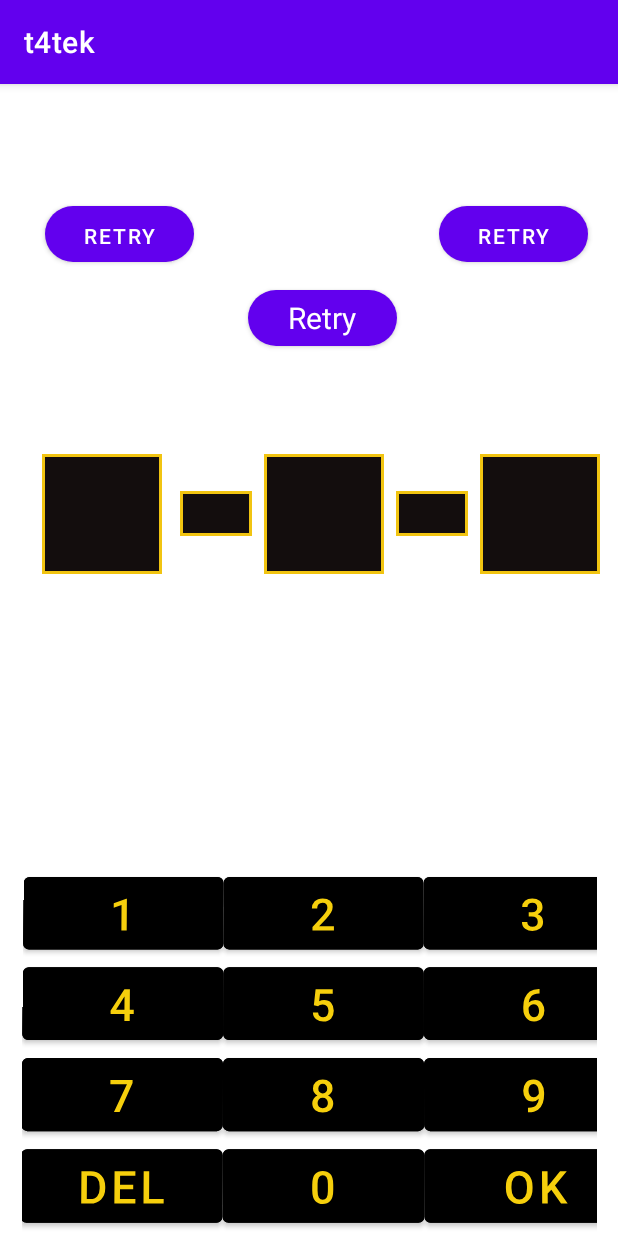
After one commit to T4Tekco/miniGames, an Android app: the fragment MathGameFragment shown on its own in the app's theme, on a phone screen of 412 x 824 dp. The commit adds this screen. Run offline under Robolectric (Android 15) with nearby library versions, the phone set to English and light mode, and no system bars.

Commit message:
update UI chua co xong

```diff
--- /dev/null
+++ b/app/src/main/java/com/android/t4tek/app/braingame/mathgame/MathGameFragment.kt
@@ -0,0 +1,60 @@
+package com.android.t4tek.app.braingame.mathgame
+
+import android.os.Bundle
+import androidx.fragment.app.Fragment
+import android.view.LayoutInflater
+import android.view.View
+import android.view.ViewGroup
+import com.android.t4tek.R
+
+// TODO: Rename parameter arguments, choose names that match
+// the fragment initialization parameters, e.g. ARG_ITEM_NUMBER
+private const val ARG_PARAM1 = "param1"
+private const val ARG_PARAM2 = "param2"
+
+/**
+ * A simple [Fragment] subclass.
+ * Use the [MathGameFragment.newInstance] factory method to
+ * create an instance of this fragment.
+ */
+class MathGameFragment : Fragment() {
+    // TODO: Rename and change types of parameters
+    private var param1: String? = null
+    private var param2: String? = null
+
+    override fun onCreate(savedInstanceState: Bundle?) {
+        super.onCreate(savedInstanceState)
+        arguments?.let {
+            param1 = it.getString(ARG_PARAM1)
+            param2 = it.getString(ARG_PARAM2)
+        }
+    }
+
+    override fun onCreateView(
+        inflater: LayoutInflater, container: ViewGroup?,
+        savedInstanceState: Bundle?
+    ): View? {
+        // Inflate the layout for this fragment
+        return inflater.inflate(R.layout.fragment_math_game, container, false)
+    }
+
+    companion object {
+        /**
+         * Use this factory method to create a new instance of
+         * this fragment using the provided parameters.
+         *
+         * @param param1 Parameter 1.
+         * @param param2 Parameter 2.
+         * @return A new instance of fragment MathGameFragment.
+         */
+        // TODO: Rename and change types and number of parameters
+        @JvmStatic
+        fun newInstance(param1: String, param2: String) =
+            MathGameFragment().apply {
+                arguments = Bundle().apply {
+                    putString(ARG_PARAM1, param1)
+                    putString(ARG_PARAM2, param2)
+                }
+            }
+    }
+}
--- /dev/null
+++ b/app/src/main/res/drawable/baseline_access_time_24.xml
@@ -0,0 +1,6 @@
+<vector android:height="24dp" android:tint="#000000"
+    android:viewportHeight="24" android:viewportWidth="24"
+    android:width="24dp" xmlns:android="http://schemas.android.com/apk/res/android">
+    <path android:fillColor="@android:color/white" android:pathData="M11.99,2C6.47,2 2,6.48 2,12s4.47,10 9.99,10C17.52,22 22,17.52 22,12S17.52,2 11.99,2zM12,20c-4.42,0 -8,-3.58 -8,-8s3.58,-8 8,-8 8,3.58 8,8 -3.58,8 -8,8z"/>
+    <path android:fillColor="@android:color/white" android:pathData="M12.5,7H11v6l5.25,3.15 0.75,-1.23 -4.5,-2.67z"/>
+</vector>
--- /dev/null
+++ b/app/src/main/res/drawable/duongvien.xml
@@ -0,0 +1,23 @@
+<?xml version="1.0" encoding="utf-8"?>
+<?xml version="1.0" encoding="utf-8"?>
+<shape xmlns:android="http://schemas.android.com/apk/res/android"
+    android:shape="rectangle" >
+    <!-- Màu nền -->
+    <solid android:color="#130D0D" >
+    </solid>
+    <!-- độ rộng viền và màu -->
+    <stroke
+        android:width="2dp"
+        android:color="#F1C411" >
+    </stroke>
+    <!-- chỗ nào set padding -->
+    <padding
+        android:bottom="1dp"
+        android:left="1dp"
+        android:right="1dp"
+        android:top="1dp" >
+    </padding>
+    <!-- chỗ này set độ cong góc -->
+    <corners android:radius="0dp" >
+    </corners>
+</shape>
--- /dev/null
+++ b/app/src/main/res/layout/fragment_math_game.xml
@@ -0,0 +1,315 @@
+<?xml version="1.0" encoding="utf-8"?>
+<androidx.constraintlayout.widget.ConstraintLayout xmlns:android="http://schemas.android.com/apk/res/android"
+    xmlns:app="http://schemas.android.com/apk/res-auto"
+    xmlns:tools="http://schemas.android.com/tools"
+    android:layout_width="match_parent"
+    android:layout_height="match_parent">
+
+    <LinearLayout
+        android:id="@+id/linearLayout"
+        android:layout_width="407dp"
+        android:layout_height="173dp"
+        android:layout_marginTop="200dp"
+        android:gravity="center"
+        android:orientation="horizontal"
+        app:layout_constraintEnd_toEndOf="parent"
+        app:layout_constraintStart_toStartOf="parent"
+        app:layout_constraintTop_toTopOf="parent"
+        tools:ignore="MissingConstraints">
+
+        <TextView
+            android:id="@+id/textView4"
+            android:layout_width="80dp"
+            android:layout_height="80dp"
+            android:layout_marginStart="16dp"
+            android:background="@drawable/duongvien"
+            app:layout_constraintStart_toStartOf="parent"
+            tools:ignore="MissingConstraints"
+            tools:layout_editor_absoluteY="309dp">
+
+        </TextView>
+
+        <TextView
+            android:id="@+id/textView"
+            android:layout_width="48dp"
+            android:layout_height="30dp"
+            android:layout_marginStart="12dp"
+            android:background="@drawable/duongvien"
+            app:layout_constraintStart_toEndOf="@+id/textView4"
+            tools:ignore="MissingConstraints"
+            tools:layout_editor_absoluteY="335dp">
+
+        </TextView>
+
+        <TextView
+            android:id="@+id/textView2"
+            android:layout_width="80dp"
+            android:layout_height="80dp"
+            android:layout_marginStart="8dp"
+            android:background="@drawable/duongvien"
+            app:layout_constraintBottom_toBottomOf="parent"
+            app:layout_constraintStart_toEndOf="@+id/textView"
+            app:layout_constraintTop_toTopOf="parent"
+            app:layout_constraintVertical_bias="0.474"
+            tools:ignore="MissingConstraints">
+
+        </TextView>
+
+        <TextView
+            android:id="@+id/textView3"
+            android:layout_width="48dp"
+            android:layout_height="30dp"
+            android:layout_marginStart="8dp"
+            android:background="@drawable/duongvien"
+            app:layout_constraintStart_toEndOf="@+id/textView2"
+            tools:ignore="MissingConstraints"
+            tools:layout_editor_absoluteY="335dp">
+
+        </TextView>
+
+        <TextView
+            android:layout_width="80dp"
+            android:layout_height="80dp"
+            android:layout_marginStart="8dp"
+            android:background="@drawable/duongvien"
+            app:layout_constraintEnd_toEndOf="parent"
+            app:layout_constraintHorizontal_bias="0.304"
+            app:layout_constraintStart_toEndOf="@+id/textView3"
+            tools:ignore="MissingConstraints"
+            tools:layout_editor_absoluteY="309dp">
+
+        </TextView>
+    </LinearLayout>
+
+    <LinearLayout
+        android:id="@+id/linearLayout2"
+        android:layout_width="383dp"
+        android:layout_height="246dp"
+        android:orientation="horizontal"
+        app:layout_constraintBottom_toBottomOf="parent"
+        app:layout_constraintEnd_toEndOf="parent"
+        app:layout_constraintStart_toStartOf="parent"
+        app:layout_constraintTop_toBottomOf="@+id/linearLayout"
+        app:layout_constraintVertical_bias="1.0">
+
+        <TableLayout
+            android:layout_width="415dp"
+            android:layout_height="259dp"
+            android:rotationX="1">
+
+            <TableRow
+                android:layout_width="wrap_content"
+                android:layout_height="wrap_content">
+
+                <Button
+                    android:id="@+id/btn1"
+                    android:layout_width="134dp"
+                    android:layout_height="wrap_content"
+                    android:backgroundTint="@color/black"
+                    android:text="@string/_1"
+                    android:textColor="#F6CF0C"
+                    android:textSize="30sp"
+                    tools:ignore="ButtonStyle">
+
+                </Button>
+
+                <Button
+                    android:id="@+id/btn2"
+                    android:layout_width="134dp"
+                    android:layout_height="wrap_content"
+                    android:backgroundTint="@color/black"
+                    android:text="@string/_2"
+                    android:textColor="#F6CF0C"
+                    android:textSize="30sp"
+                    tools:ignore="ButtonStyle" />
+
+                <Button
+                    android:id="@+id/btn3"
+                    android:layout_width="99dp"
+                    android:layout_height="match_parent"
+                    android:backgroundTint="@color/black"
+                    android:text="3"
+                    android:textColor="#F6CF0C"
+                    android:textSize="30sp"
+                    tools:ignore="HardcodedText" />
+            </TableRow>
+
+            <TableRow
+                android:layout_width="match_parent"
+                android:layout_height="match_parent">
+
+                <Button
+                    android:id="@+id/btn4"
+                    android:layout_width="125dp"
+                    android:layout_height="wrap_content"
+                    android:backgroundTint="@color/black"
+                    android:text="@string/_4"
+                    android:textColor="#F6CF0C"
+                    android:textSize="30sp" />
+
+                <Button
+                    android:id="@+id/btn5"
+                    android:layout_width="125dp"
+                    android:layout_height="wrap_content"
+                    android:backgroundTint="@color/black"
+                    android:text="@string/_5"
+                    android:textColor="#F6CF0C"
+                    android:textSize="30sp" />
+
+                <Button
+                    android:id="@+id/btn6"
+                    android:layout_width="147dp"
+                    android:layout_height="match_parent"
+                    android:backgroundTint="@color/black"
+                    android:text="@string/_6"
+                    android:textColor="#F6CF0C"
+                    android:textSize="30sp" />
+            </TableRow>
+
+            <TableRow
+                android:layout_width="match_parent"
+                android:layout_height="match_parent">
+
+                <Button
+                    android:id="@+id/btn7"
+                    android:layout_width="125dp"
+                    android:layout_height="wrap_content"
+                    android:backgroundTint="@color/black"
+                    android:text="@string/_7"
+                    android:textColor="#F6CF0C"
+                    android:textSize="30sp" />
+
+                <Button
+                    android:id="@+id/btn8"
+                    android:layout_width="125dp"
+                    android:layout_height="wrap_content"
+                    android:backgroundTint="@color/black"
+                    android:text="@string/_8"
+                    android:textColor="#F6CF0C"
+                    android:textSize="30sp" />
+
+                <Button
+                    android:id="@+id/btn9"
+                    android:layout_width="125dp"
+                    android:layout_height="match_parent"
+                    android:backgroundTint="@color/black"
+                    android:text="@string/_9"
+                    android:textColor="#F6CF0C"
+                    android:textSize="30sp" />
+            </TableRow>
+
+            <TableRow
+                android:layout_width="match_parent"
+                android:layout_height="match_parent"
+
+                >
+
+                <Button
+                    android:id="@+id/btnDel"
+                    android:layout_width="125dp"
+                    android:layout_height="match_parent"
+                    android:backgroundTint="@color/black"
+                    android:text="@string/del"
+                    android:textColor="#F6CF0C"
+                    android:textSize="30sp" />
+
+                <Button
+                    android:id="@+id/btn0"
+                    android:layout_width="125dp"
+                    android:layout_height="wrap_content"
+                    android:backgroundTint="@color/black"
+                    android:text="0"
+                    android:textColor="#F6CF0C"
+                    android:textSize="30sp" />
+
+                <Button
+                    android:id="@+id/btnOK"
+                    android:layout_width="125dp"
+                    android:layout_height="wrap_content"
+                    android:backgroundTint="@color/black"
+                    android:text="OK"
+                    android:textColor="#F6CF0C"
+                    android:textSize="30sp" />
+            </TableRow>
+        </TableLayout>
+
+
+    </LinearLayout>
+
+    <androidx.cardview.widget.CardView
+        android:id="@+id/cardView"
+        android:layout_width="99dp"
+        android:layout_height="37dp"
+        android:layout_marginRight="20dp"
+        app:cardCornerRadius="50dp"
+        app:layout_constraintBottom_toTopOf="@+id/linearLayout"
+        app:layout_constraintEnd_toEndOf="parent"
+        app:layout_constraintTop_toTopOf="parent"
+        tools:ignore="MissingConstraints">
+
+        <Button
+            android:id="@+id/button"
+            android:layout_width="match_parent"
+            android:layout_height="match_parent"
+            android:background="@color/white"
+            android:text="@string/retry"
+            tools:ignore="MissingConstraints">
+        </Button>
+    </androidx.cardview.widget.CardView>
+
+    <androidx.cardview.widget.CardView
+        android:id="@+id/cardView2"
+        android:layout_width="99dp"
+
+        android:layout_height="37dp"
+        android:layout_marginLeft="30dp"
+        app:cardCornerRadius="50dp"
+        app:layout_constraintBottom_toTopOf="@+id/linearLayout"
+        app:layout_constraintStart_toStartOf="parent"
+        app:layout_constraintTop_toTopOf="parent"
+        tools:ignore="MissingConstraints">
+
+        <Button
+            android:id="@+id/button2"
+            android:layout_width="match_parent"
+            android:layout_height="match_parent"
+            android:background="@color/white"
+            android:text="@string/retry"
+            tools:ignore="MissingConstraints">
+
+        </Button>
+
+
+    </androidx.cardview.widget.CardView>
+
+    <androidx.cardview.widget.CardView
+        android:id="@+id/cardView3"
+        android:layout_width="99dp"
+        android:layout_height="37dp"
+        android:layout_marginRight="50pt"
+        android:layout_marginTop="50pt"
+        app:cardCornerRadius="50dp"
+        app:layout_constraintBottom_toTopOf="@+id/linearLayout"
+        app:layout_constraintEnd_toEndOf="parent"
+        app:layout_constraintStart_toEndOf="@+id/cardView2"
+        app:layout_constraintTop_toTopOf="parent"
+
+        tools:ignore="MissingConstraints">
+
+        <TextView
+            android:id="@+id/txtTime"
+            android:layout_width="match_parent"
+            android:layout_height="match_parent"
+            android:background="@color/white"
+            android:textSize="20sp"
+
+            android:textColor="@color/white"
+            android:gravity="center"
+            android:backgroundTint="@color/purple_500"
+            android:text="@string/retry"
+            tools:ignore="MissingConstraints">
+
+        </TextView>
+    </androidx.cardview.widget.CardView>
+
+</androidx.constraintlayout.widget.ConstraintLayout>
--- a/app/src/main/res/values/strings.xml
+++ b/app/src/main/res/values/strings.xml
@@ -10,4 +10,16 @@
     <string name="nav_arg_to_nougat_string" translatable="false">nav_arg_to_nougat_string</string>
 
     <string name="app_name">t4tek</string>
+    <!-- TODO: Remove or change this placeholder text -->
+    <string name="hello_blank_fragment">Hello blank fragment</string>
+    <string name="_1">1</string>
+    <string name="_2">2</string>
+    <string name="_4">4</string>
+    <string name="_5">5</string>
+    <string name="_6">6</string>
+    <string name="_7">7</string>
+    <string name="_8">8</string>
+    <string name="_9">9</string>
+    <string name="del">Del</string>
+    <string name="retry">Retry</string>
 </resources>
```
